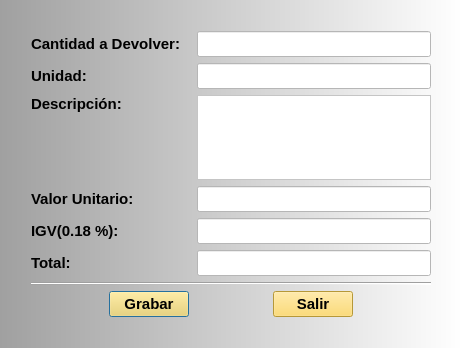
The window that ERP_Editar_Item.ui (RonnyOre/P11_Notas) describes before a commit, drawn with Qt 5.
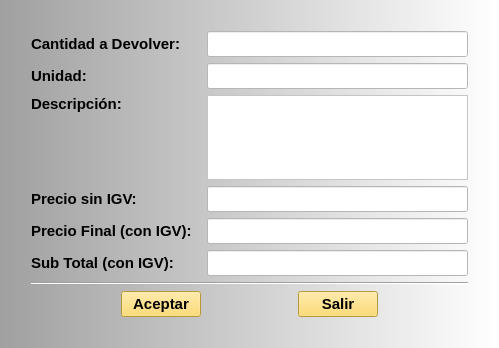
The same window after the commit.

Diff of the .ui file:
```diff
--- a/ERP_Editar_Item.ui
+++ b/ERP_Editar_Item.ui
@@ -6,7 +6,7 @@
    <rect>
     <x>0</x>
     <y>0</y>
-    <width>462</width>
+    <width>499</width>
     <height>348</height>
    </rect>
   </property>
@@ -51,7 +51,7 @@
         <widget class="QLabel" name="label_20">
          <property name="minimumSize">
           <size>
-           <width>160</width>
+           <width>170</width>
            <height>0</height>
           </size>
          </property>
@@ -90,7 +90,7 @@
         <widget class="QLabel" name="label_21">
          <property name="minimumSize">
           <size>
-           <width>160</width>
+           <width>170</width>
            <height>0</height>
           </size>
          </property>
@@ -129,7 +129,7 @@
         <widget class="QLabel" name="label_24">
          <property name="minimumSize">
           <size>
-           <width>160</width>
+           <width>170</width>
            <height>0</height>
           </size>
          </property>
@@ -171,7 +171,7 @@
         <widget class="QLabel" name="label_23">
          <property name="minimumSize">
           <size>
-           <width>160</width>
+           <width>170</width>
            <height>0</height>
           </size>
          </property>
@@ -186,51 +186,12 @@
           <string notr="true">background-color: rgba(255, 255, 255, 0);</string>
          </property>
          <property name="text">
-          <string>Valor Unitario:</string>
+          <string>Precio sin IGV:</string>
          </property>
         </widget>
        </item>
        <item>
-        <widget class="QLineEdit" name="leValor_Unitario">
-         <property name="font">
-          <font>
-           <pointsize>11</pointsize>
-          </font>
-         </property>
-         <property name="styleSheet">
-          <string notr="true">background-color: rgb(255, 255, 255);</string>
-         </property>
-        </widget>
-       </item>
-      </layout>
-     </item>
-     <item>
-      <layout class="QHBoxLayout" name="horizontalLayout_6">
-       <item>
-        <widget class="QLabel" name="label_22">
-         <property name="minimumSize">
-          <size>
-           <width>160</width>
-           <height>0</height>
-          </size>
-         </property>
-         <property name="font">
-          <font>
-           <pointsize>11</pointsize>
-           <weight>75</weight>
-           <bold>true</bold>
-          </font>
-         </property>
-         <property name="styleSheet">
-          <string notr="true">background-color: rgba(255, 255, 255, 0);</string>
-         </property>
-         <property name="text">
-          <string>IGV(0.18 %):</string>
-         </property>
-        </widget>
-       </item>
-       <item>
-        <widget class="QLineEdit" name="leIGV">
+        <widget class="QLineEdit" name="lePrecioLista">
          <property name="font">
           <font>
            <pointsize>11</pointsize>
@@ -249,7 +210,7 @@
         <widget class="QLabel" name="label_25">
          <property name="minimumSize">
           <size>
-           <width>160</width>
+           <width>170</width>
            <height>0</height>
           </size>
          </property>
@@ -264,12 +225,51 @@
           <string notr="true">background-color: rgba(255, 255, 255, 0);</string>
          </property>
          <property name="text">
-          <string>Total:</string>
+          <string>Precio Final (con IGV):</string>
          </property>
         </widget>
        </item>
        <item>
-        <widget class="QLineEdit" name="leTotal">
+        <widget class="QLineEdit" name="lePrecioFinal">
+         <property name="font">
+          <font>
+           <pointsize>11</pointsize>
+          </font>
+         </property>
+         <property name="styleSheet">
+          <string notr="true">background-color: rgb(255, 255, 255);</string>
+         </property>
+        </widget>
+       </item>
+      </layout>
+     </item>
+     <item>
+      <layout class="QHBoxLayout" name="horizontalLayout_8">
+       <item>
+        <widget class="QLabel" name="label_26">
+         <property name="minimumSize">
+          <size>
+           <width>170</width>
+           <height>0</height>
+          </size>
+         </property>
+         <property name="font">
+          <font>
+           <pointsize>11</pointsize>
+           <weight>75</weight>
+           <bold>true</bold>
+          </font>
+         </property>
+         <property name="styleSheet">
+          <string notr="true">background-color: rgba(255, 255, 255, 0);</string>
+         </property>
+         <property name="text">
+          <string>Sub Total (con IGV):</string>
+         </property>
+        </widget>
+       </item>
+       <item>
+        <widget class="QLineEdit" name="leSubTotal">
          <property name="font">
           <font>
            <pointsize>11</pointsize>
@@ -320,7 +320,10 @@
           <string notr="true">background-color: rgb(255, 213, 79);</string>
          </property>
          <property name="text">
-          <string>Grabar</string>
+          <string>Aceptar</string>
+         </property>
+         <property name="autoDefault">
+          <bool>false</bool>
          </property>
         </widget>
        </item>
@@ -355,6 +358,9 @@
          <property name="text">
           <string>Salir</string>
          </property>
+         <property name="autoDefault">
+          <bool>false</bool>
+         </property>
         </widget>
        </item>
        <item>
```
Left out of the diff: 14 changed lines with no effect on the pictures.
